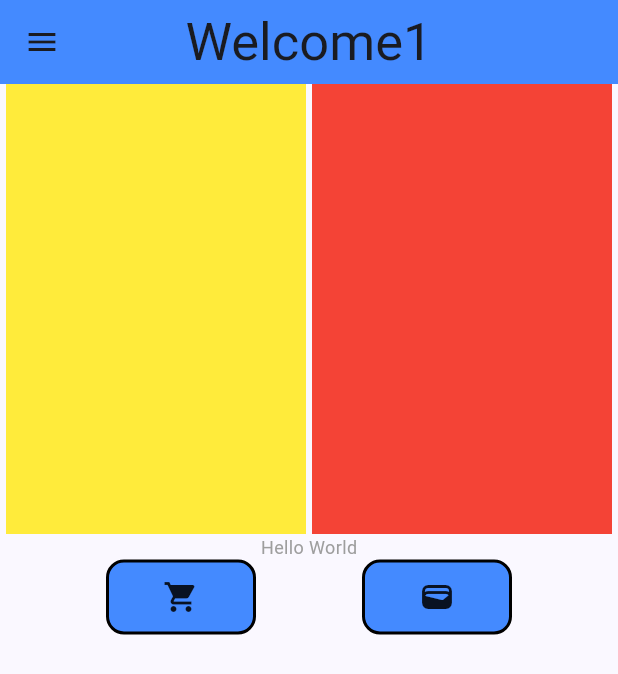
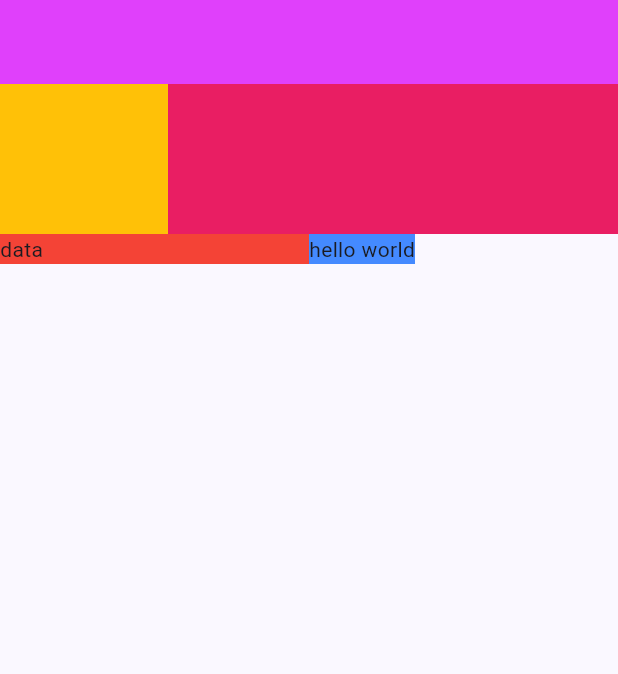
Before and after one commit to dhara58/Grid_App, a Flutter app: the screen it shows after launch, on a phone screen of 412 x 824 dp. Shown: the top 674 px of the screen. Run offline on Flutter 3.47's test engine with Material 3 defaults, Android fonts, the phone set to English and light mode, and no system bars.

Commit message:
21-08-24

```diff
--- /dev/null
+++ b/lib/Lecture.dart
@@ -0,0 +1,54 @@
+import 'package:flutter/material.dart';
+
+class Lecture extends StatefulWidget {
+  const Lecture({super.key});
+
+  @override
+  State<Lecture> createState() => _LectureState();
+}
+
+class _LectureState extends State<Lecture> {
+  @override
+  Widget build(BuildContext context) {
+    return Scaffold(
+      appBar: AppBar(
+        backgroundColor: Colors.purpleAccent,
+      ),
+      body: Column(
+        children: [
+          Row(
+            children: [
+              Expanded(
+                child: Container(
+                  height: 100,
+                  color: Colors.amber,
+                ),
+              ),
+              Container(
+                height: 100,
+                width: 300,
+                color: Colors.pink,
+              ),
+            ],
+          ),
+          // Expanded(
+          //   child: Container(
+          //     width: 100,
+          //     color: Colors.blueAccent,
+          //   ),
+          // ),
+          Row(
+            children: [
+              Expanded(
+                child: Container(color: Colors.red, child: Text('data')),
+              ),
+              Flexible(
+                  child: Container(
+                      color: Colors.blueAccent, child: Text('hello world'))),
+            ],
+          ),
+        ],
+      ),
+    );
+  }
+}
--- a/lib/main.dart
+++ b/lib/main.dart
@@ -1,10 +1,12 @@
 import 'package:flutter/material.dart';
 import 'package:flutter/widgets.dart';
 import 'package:flutter_application_1/App.dart';
+import 'package:flutter_application_1/Lecture.dart';
 import 'package:flutter_application_1/appbar1_screen.dart';
 import 'package:flutter_application_1/appbar_screen.dart';
 import 'package:flutter_application_1/grid_application.dart';
 import 'package:flutter_application_1/home_screen.dart';
+import 'package:flutter_application_1/new.dart';
 import 'package:flutter_application_1/new_app.dart';
 import 'package:flutter_application_1/new_application.dart';
 import 'package:flutter_application_1/screen1.dart';
@@ -27,7 +29,7 @@
             ColorScheme.fromSeed(seedColor: Color.fromARGB(255, 118, 152, 255)),
         useMaterial3: true,
       ),
-      home: NewApp(),
+      home: Lecture(),
     );
   }
 
```
Also changed, not shown: lib/App.dart (+13 -6 lines), lib/new.dart (added, +89 -0 lines).
